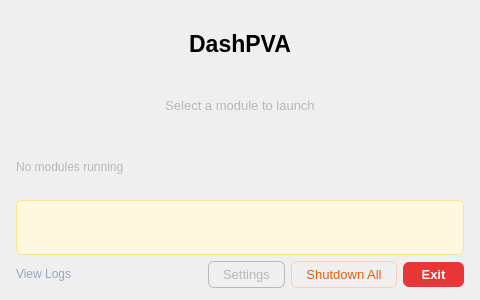
Old version of the form src/dashpva/gui/launcher/launcher.ui in the repository AdvancedPhotonSource/DashPVA.
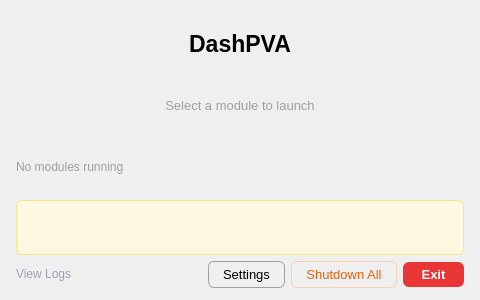
New version of the form.

Commit message:
style: centralize colors, improve launcher contrast, rename Streaming
- Rename Streaming → Stream Live in launcher registry
- Improve launcher text/button contrast (palette(mid) → palette(dark))
- Add ROI_COLORS, ROI_STATS_COLORS, LOG_* to theme_colors.py
- Soften ROI palette (coral/ocean/teal/violet) across theme.qss and Python
- Replace hardcoded color keywords (green/red/gray/orange) with constants
- Reuse status palette for log and workflow output formatting

```diff
--- a/src/dashpva/gui/launcher/launcher.ui
+++ b/src/dashpva/gui/launcher/launcher.ui
@@ -33,12 +33,12 @@
 
 QLabel#lbl_subtitle {
     font-size: 10pt;
-    color: palette(mid);
+    color: palette(dark);
 }
 
 QLabel#lbl_status {
     font-size: 9pt;
-    color: palette(mid);
+    color: palette(dark);
 }
 
 QLabel#lbl_info {
@@ -75,13 +75,13 @@
 QPushButton:disabled {
     background-color: palette(midlight);
     border-color: palette(mid);
-    color: palette(highlight);
+    color: palette(dark);
 }
 
 QPushButton#btn_settings {
     background: transparent;
-    color: palette(mid);
-    border: 1px solid palette(mid);
+    color: palette(window-text);
+    border: 1px solid palette(dark);
     border-radius: 6px;
     padding: 5px 14px;
     font-size: 10pt;
@@ -112,7 +112,7 @@
 }
 
 QPushButton#btn_shutdown_all:disabled {
-    color: palette(mid);
+    color: palette(dark);
     border-color: palette(mid);
 }
 
```
The commit also changes 11 other files.
